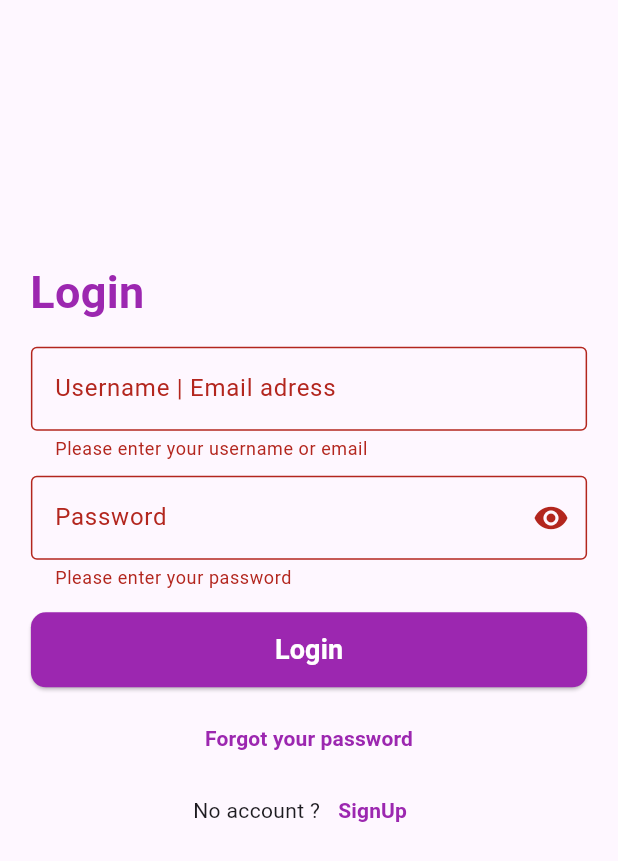
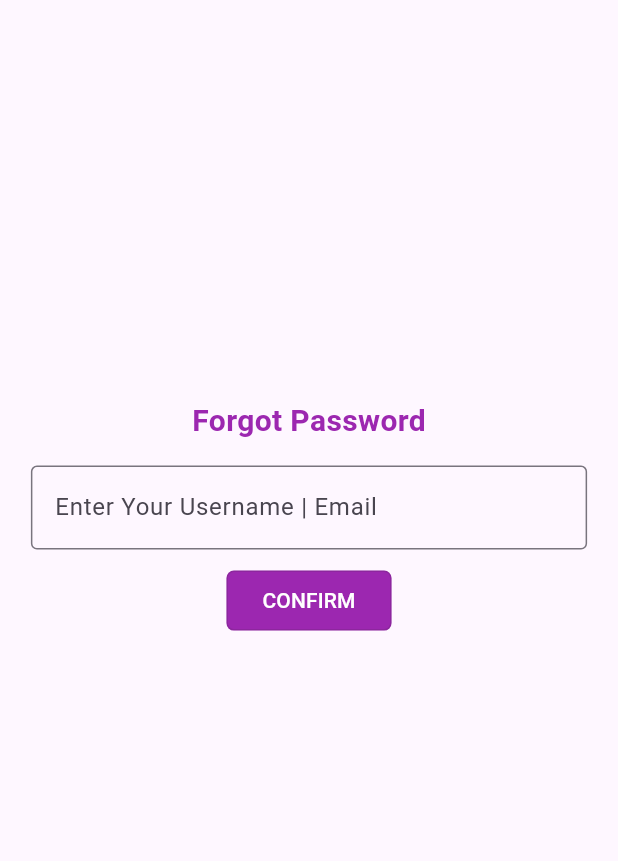
Before and after one commit to Rishammhd/to_do_app, a Flutter app: the Loginscreen screen opened by its route, after a tap on "Login", after a tap on "Forgot your password", on a phone screen of 412 x 824 dp. Shown: the top 861 px of the screen. Run offline on Flutter 3.47's test engine with Material 3 defaults, Android fonts, the phone set to English and light mode, and no system bars; our stand-ins replace firebase_core, fluttertoast, heroicons; accounts and stored records are empty.

Commit message:
feat: add signup, login, auth screens and updated main.dart

```diff
--- /dev/null
+++ b/lib/pages/authscreen/forgot_password.dart
@@ -0,0 +1,56 @@
+import 'package:flutter/material.dart';
+
+class ForgotPassword extends StatelessWidget {
+  const ForgotPassword({super.key});
+
+  @override
+  Widget build(BuildContext context) {
+    return Scaffold(
+      body: SafeArea(
+        child: Column(
+          mainAxisAlignment: MainAxisAlignment.center,
+          crossAxisAlignment: CrossAxisAlignment.center,
+          children: [
+            Spacer(flex: 2),
+            Text(
+              "Forgot Password",
+              style: TextStyle(
+                color: Theme.of(context).primaryColor,
+                fontWeight: FontWeight.w700,
+                fontSize: 20,
+              ),
+            ),
+            SizedBox(height: 15),
+            Center(
+              child: SizedBox(
+                width: MediaQuery.of(context).size.width * 0.9,
+                child: TextFormField(
+                  decoration: InputDecoration(
+                    hintText: "Enter Your Username | Email",
+                    border: OutlineInputBorder(),
+                  ),
+                ),
+              ),
+            ),
+            SizedBox(height: 10),
+            OutlinedButton(
+              onPressed: null,
+              style: ButtonStyle(
+                shape: WidgetStatePropertyAll(
+                  RoundedRectangleBorder(
+                    borderRadius: BorderRadius.circular(5),
+                  ),
+                ),
+                backgroundColor: WidgetStatePropertyAll(
+                  Theme.of(context).primaryColor,
+                ),
+              ),
+              child: Text("CONFIRM", style: TextStyle(color: Colors.white)),
+            ),
+            Spacer(flex: 3),
+          ],
+        ),
+      ),
+    );
+  }
+}
--- a/lib/pages/loginscreen.dart
+++ b/lib/pages/authscreen/loginscreen.dart
@@ -1,4 +1,6 @@
 import 'package:flutter/material.dart';
+import 'package:fluttertoast/fluttertoast.dart';
+import 'package:to_do_app/utils/fluttertoast.dart';
 
 class Loginscreen extends StatefulWidget {
   const Loginscreen({super.key});
@@ -96,6 +98,7 @@ class _LoginscreenState extends State<Loginscreen> {
                   child: ElevatedButton(
                     onPressed: () {
                       if (_formkey.currentState!.validate()) {
+                        Message.showmessage(message: "succefully logged in");
                         Navigator.pushNamedAndRemoveUntil(
                           context,
                           "/homescreen",
@@ -132,7 +135,9 @@ class _LoginscreenState extends State<Loginscreen> {
                   mainAxisAlignment: MainAxisAlignment.center,
                   children: [
                     TextButton(
-                      onPressed: () {},
+                      onPressed: () {
+                        Navigator.pushNamed(context, "/forgot");
+                      },
 
                       child: Text(
                         "Forgot your password",
```
Also changed, not shown: lib/main.dart (+21 -5 lines), lib/pages/bottomscreen/addbutton.dart (added, +12 -0 lines), lib/pages/bottomscreen/listbutton.dart (added, +12 -0 lines), lib/pages/home/homescreen.dart (added, +95 -0 lines), lib/pages/homescreen.dart (deleted, +0 -12 lines), lib/utils/fluttertoast.dart (added, +21 -0 lines), pubspec.yaml (+8 -0 lines), firebase.json (added), lib/firebase_options.dart (added), lib/pages/authscreen/signup.dart (renamed from lib/pages/signup.dart), pubspec.lock, 6 other files.
